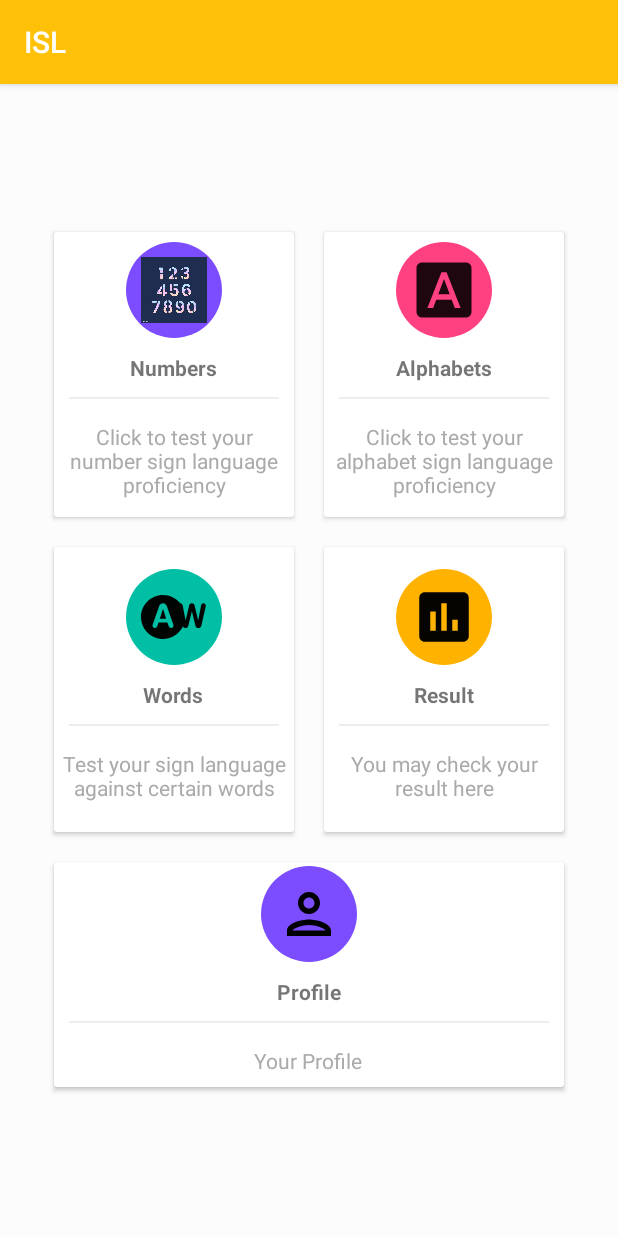
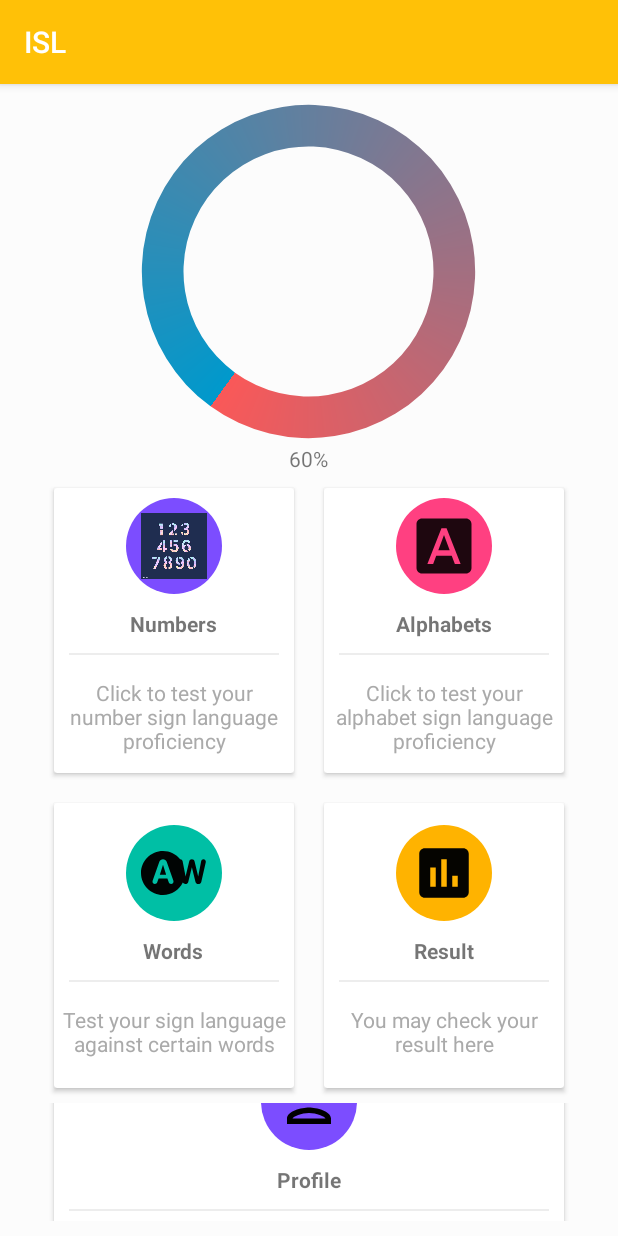
Before and after one commit to nayans99/ISL-App, an Android app: the MainActivity screen opened directly, with no data from a screen before it, on a phone screen of 412 x 824 dp. Run offline under Robolectric (Android 15) with nearby library versions, the phone set to English and light mode, and no system bars; network calls fail.

Commit message:
Firebase Done!!!

```diff
--- a/app/build.gradle
+++ b/app/build.gradle
@@ -58,6 +58,7 @@ dependencies {
     implementation 'androidx.coordinatorlayout:coordinatorlayout:1.1.0'
     implementation fileTree(dir: 'libs', include: ['*.jar'])
      implementation 'com.android.support.constraint:constraint-layout:2.0.4'
+    compile 'com.mikhaellopez:circularprogressbar:1.0.0'
     testImplementation 'junit:junit:4.13.2'
     implementation 'com.google.android.gms:play-services-auth:19.0.0'
     androidTestImplementation 'com.android.support.test:runner:1.0.2'
--- a/app/src/main/AndroidManifest.xml
+++ b/app/src/main/AndroidManifest.xml
@@ -27,8 +27,9 @@
         <activity android:name="ProfileActivity" />
         <activity android:name="com.example.islapp.PortalActivity" />
         <activity android:name="com.example.islapp.CameraActivity" />
-        <activity android:name=".A"></activity>
-        <activity android:name=".MainActivity1"></activity>
+        <activity android:name=".A" />
+        <activity android:name=".UpdateActivity" />
+        <activity android:name=".MainActivity1" />
         <activity
             android:name="com.theartofdev.edmodo.cropper.CropImageActivity"
             android:theme="@style/Base.Theme.AppCompat" />
--- a/app/src/main/java/com/example/islapp/MainActivity.java
+++ b/app/src/main/java/com/example/islapp/MainActivity.java
@@ -2,8 +2,11 @@ package com.example.islapp;
 
 import android.content.Intent;
 import android.os.Bundle;
+import android.os.Handler;
 import android.view.View;
 import android.widget.LinearLayout;
+import android.widget.ProgressBar;
+import android.widget.TextView;
 
 import androidx.appcompat.app.AppCompatActivity;
 import androidx.cardview.widget.CardView;
@@ -12,6 +15,10 @@ public class MainActivity extends AppCompatActivity {
     CardView mycard, c, c1, c2, c3, c4;
     Intent i;
     LinearLayout ll;
+    ProgressBar pbar;
+    TextView t;
+    int pStatus = 60;
+    Handler handler;
 
     @Override
     protected void onCreate(Bundle savedInstanceState) {
@@ -47,5 +54,13 @@ public class MainActivity extends AppCompatActivity {
                 startActivity(new Intent(MainActivity.this, ProfileActivity.class));
             }
         });
+        pbar = findViewById(R.id.progressBar);
+        t = findViewById(R.id.txtProgress);
+
+        pbar.setProgress(pStatus);
+        String a = pStatus + "%";
+        t.setText(a);
+
+
     }
 }
--- /dev/null
+++ b/app/src/main/res/drawable/custom_progressbar_drawable.xml
@@ -0,0 +1,19 @@
+<?xml version="1.0" encoding="utf-8"?>
+<rotate xmlns:android="http://schemas.android.com/apk/res/android"
+    android:fromDegrees="-90"
+    android:pivotX="50%"
+    android:pivotY="50%"
+    android:toDegrees="270">
+
+    <shape
+        android:shape="ring"
+        android:useLevel="false">
+        <gradient
+            android:centerY="0.5"
+            android:endColor="#FA5858"
+            android:startColor="#0099CC"
+            android:type="sweep"
+            android:useLevel="false" />
+    </shape>
+
+</rotate>
--- a/app/src/main/res/layout/activity_home.xml
+++ b/app/src/main/res/layout/activity_home.xml
@@ -9,6 +9,26 @@
     android:orientation="vertical"
     android:padding="10dp"
     tools:context=".MainActivity">
+
+    <ProgressBar
+        android:id="@+id/progressBar"
+        style="?android:attr/progressBarStyleHorizontal"
+        android:layout_width="250dp"
+        android:layout_height="230dp"
+        android:layout_centerInParent="true"
+        android:indeterminate="false"
+        android:max="100"
+        android:progress="0"
+        android:progressDrawable="@drawable/custom_progressbar_drawable"
+        android:secondaryProgress="0" />
+
+    <TextView
+        android:id="@+id/txtProgress"
+        android:layout_width="wrap_content"
+        android:layout_height="wrap_content"
+        android:layout_alignBottom="@+id/progressBar"
+        android:layout_centerInParent="true"
+        android:textAppearance="?android:attr/textAppearanceSmall" />
 
     <LinearLayout
         android:layout_width="match_parent"
@@ -88,7 +108,8 @@
                     android:layout_height="wrap_content"
                     android:layout_marginTop="10dp"
                     android:text="Alphabets"
-                    android:textStyle="bold" />
+                    android:textStyle="bold"
+                    tools:ignore="HardcodedText" />
 
                 <View
                     android:layout_width="match_parent"
@@ -102,7 +123,8 @@
                     android:gravity="center"
                     android:padding="5dp"
                     android:text="Click to test your alphabet sign language proficiency"
-                    android:textColor="@android:color/darker_gray" />
+                    android:textColor="@android:color/darker_gray"
+                    tools:ignore="HardcodedText" />
 
             </LinearLayout>
         </androidx.cardview.widget.CardView>
@@ -259,8 +281,19 @@
                     android:textColor="@android:color/darker_gray" />
 
             </LinearLayout>
+
         </androidx.cardview.widget.CardView>
 
 
     </LinearLayout>
+
+    <LinearLayout
+        android:layout_width="match_parent"
+        android:layout_height="wrap_content"
+        android:clipToPadding="false"
+        android:gravity="center"
+        android:orientation="horizontal">
+
+
+    </LinearLayout>
 </LinearLayout>
```
Also changed, not shown: app/src/main/java/com/example/islapp/CameraActivity.java (+2 -18 lines), app/src/main/java/com/example/islapp/UpdateActivity.java (added, +19 -0 lines), app/src/main/res/layout/activity_profile.xml (+11 -5 lines), app/src/main/res/layout/activity_update.xml (added, +17 -0 lines), app/src/main/res/layout/content_profile.xml (+47 -26 lines).
